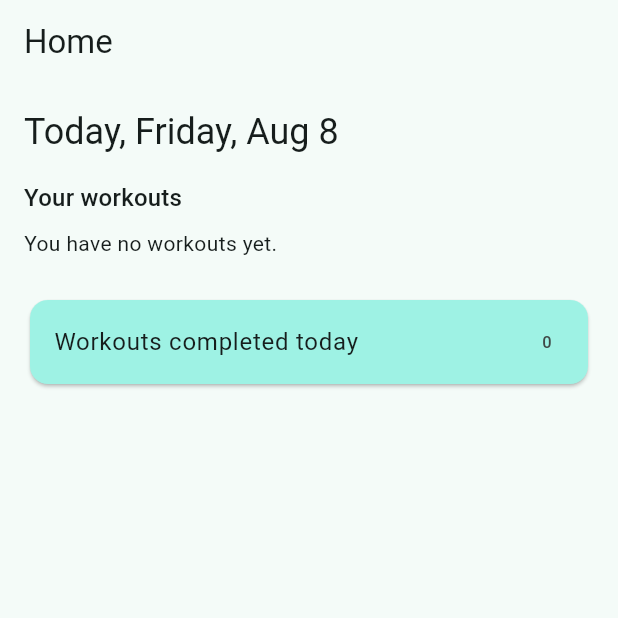
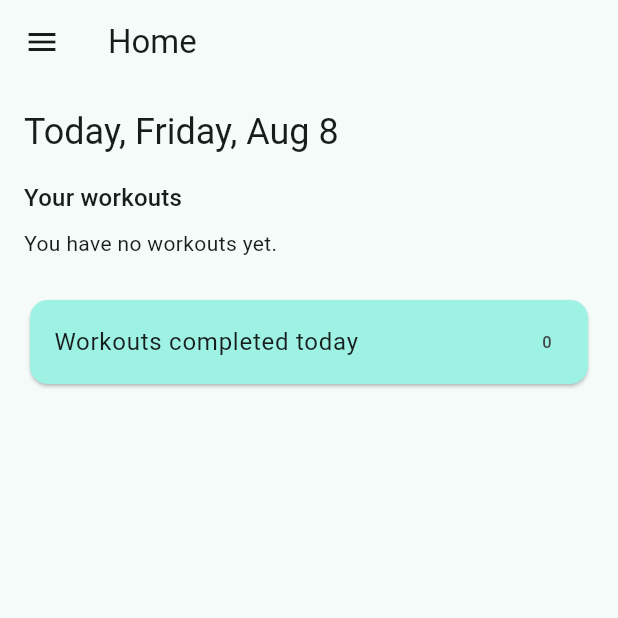
Before and after one commit to gloompi/armwrestling_app, a Flutter app: the screen it shows once a user with an empty profile is signed in, on a phone screen of 412 x 824 dp, the top half of it. Run offline on Flutter 3.47's test engine with Material 3 defaults, Android fonts, the phone set to English and light mode, and no system bars; our stand-ins replace shared_preferences, shimmer, supabase_flutter, wakelock_plus; accounts and stored records are empty; statements that could not run were skipped.

Commit message:
Add navigation drawer to MainNavigation for easier switching between sections

```diff
--- a/lib/main.dart
+++ b/lib/main.dart
@@ -138,20 +138,102 @@ class _MainNavigationState extends State<MainNavigation> {
     'More',
   ];
 
+  /// Builds a navigation drawer with links to each section of the app. The
+  /// drawer is available from any page via the hamburger icon in the app bar.
+  Widget _buildDrawer(BuildContext context) {
+    // Fetch the current user to display email or a placeholder. If there is
+    // no logged in user (shouldn't happen because RootPage gates access),
+    // show "Guest". Supabase may return null if the session expired.
+    final user = Supabase.instance.client.auth.currentUser;
+    return Drawer(
+      child: ListView(
+        padding: EdgeInsets.zero,
+        children: [
+          UserAccountsDrawerHeader(
+            accountName: const Text(''),
+            accountEmail: Text(user?.email ?? 'Guest'),
+            currentAccountPicture: const CircleAvatar(
+              child: Icon(Icons.person),
+            ),
+          ),
+          ListTile(
+            leading: const Icon(Icons.home),
+            title: const Text('Home'),
+            onTap: () {
+              setState(() => _index = 0);
+              Navigator.pop(context);
+            },
+          ),
+          ListTile(
+            leading: const Icon(Icons.fitness_center),
+            title: const Text('Exercises'),
+            onTap: () {
+              setState(() => _index = 1);
+              Navigator.pop(context);
+            },
+          ),
+          ListTile(
+            leading: const Icon(Icons.view_list),
+            title: const Text('Workouts'),
+            onTap: () {
+              setState(() => _index = 2);
+              Navigator.pop(context);
+            },
+          ),
+          ListTile(
+            leading: const Icon(Icons.video_library),
+            title: const Text('Videos'),
+            onTap: () {
+              setState(() => _index = 3);
+              Navigator.pop(context);
+            },
+          ),
+          ListTile(
+            leading: const Icon(Icons.more_horiz),
+            title: const Text('More'),
+            onTap: () {
+              setState(() => _index = 4);
+              Navigator.pop(context);
+            },
+          ),
+        ],
+      ),
+    );
+  }
+
   @override
   Widget build(BuildContext context) {
     return Scaffold(
+      // The app bar shows the current page title and automatically displays
+      // a hamburger icon when a drawer is provided. Tapping the icon opens
+      // the navigation drawer defined below.
       appBar: AppBar(title: Text(_titles[_index])),
+      drawer: _buildDrawer(context),
       body: _pages[_index],
       bottomNavigationBar: BottomNavigationBar(
         currentIndex: _index,
         onTap: (i) => setState(() => _index = i),
         items: const [
-          BottomNavigationBarItem(icon: Icon(Icons.home), label: 'Home'),
-          BottomNavigationBarItem(icon: Icon(Icons.fitness_center), label: 'Exercises'),
-          BottomNavigationBarItem(icon: Icon(Icons.view_list), label: 'Workouts'),
-          BottomNavigationBarItem(icon: Icon(Icons.video_library), label: 'Videos'),
-          BottomNavigationBarItem(icon: Icon(Icons.more_horiz), label: 'More'),
+          BottomNavigationBarItem(
+            icon: Icon(Icons.home),
+            label: 'Home',
+          ),
+          BottomNavigationBarItem(
+            icon: Icon(Icons.fitness_center),
+            label: 'Exercises',
+          ),
+          BottomNavigationBarItem(
+            icon: Icon(Icons.view_list),
+            label: 'Workouts',
+          ),
+          BottomNavigationBarItem(
+            icon: Icon(Icons.video_library),
+            label: 'Videos',
+          ),
+          BottomNavigationBarItem(
+            icon: Icon(Icons.more_horiz),
+            label: 'More',
+          ),
         ],
       ),
     );
```
